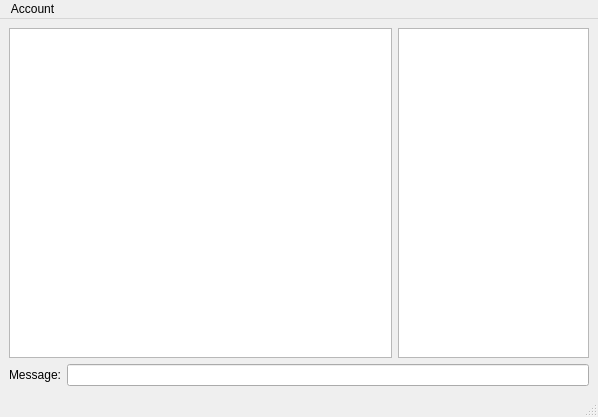
Qt form chat-app/form.ui (ksero225/LinkUp) before a commit.
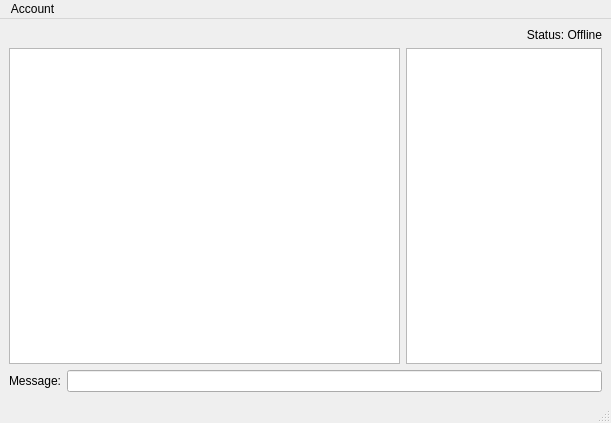
The same form after that commit.

Commit message: added activity status label and small fixes

```diff
--- a/chat-app/form.ui
+++ b/chat-app/form.ui
@@ -6,8 +6,8 @@
    <rect>
     <x>0</x>
     <y>0</y>
-    <width>598</width>
-    <height>417</height>
+    <width>611</width>
+    <height>423</height>
    </rect>
   </property>
   <property name="windowTitle">
@@ -15,6 +15,19 @@
   </property>
   <widget class="QWidget" name="centralwidget">
    <layout class="QVBoxLayout" name="verticalLayout">
+    <item>
+     <widget class="QLabel" name="label_2">
+      <property name="layoutDirection">
+       <enum>Qt::LayoutDirection::LeftToRight</enum>
+      </property>
+      <property name="text">
+       <string>Status: Offline</string>
+      </property>
+      <property name="alignment">
+       <set>Qt::AlignmentFlag::AlignRight|Qt::AlignmentFlag::AlignTrailing|Qt::AlignmentFlag::AlignVCenter</set>
+      </property>
+     </widget>
+    </item>
     <item>
      <layout class="QHBoxLayout" name="horizontalLayout_2" stretch="4,2">
       <item>
@@ -58,7 +71,7 @@
     <rect>
      <x>0</x>
      <y>0</y>
-     <width>598</width>
+     <width>611</width>
      <height>21</height>
     </rect>
    </property>
```
The commit also changes 6 other files.
